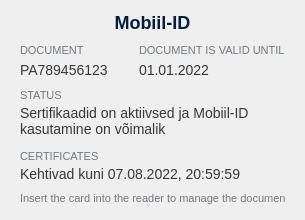
Qt form client/widgets/OtherId.ui (open-eid/DigiDoc4-Client) before a commit.
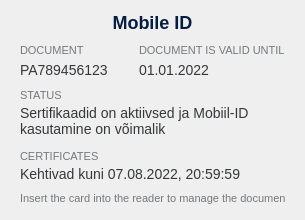
The same form after that commit.

Patch:
```diff
--- a/client/widgets/OtherId.ui
+++ b/client/widgets/OtherId.ui
@@ -78,7 +78,7 @@
       <string notr="true">border: none; color: #041E42; font-size: 18px; 	font-weight: 500;</string>
      </property>
      <property name="text">
-      <string>Mobiil-ID</string>
+      <string>Mobile ID</string>
      </property>
      <property name="alignment">
       <set>Qt::AlignHCenter|Qt::AlignTop</set>
```
